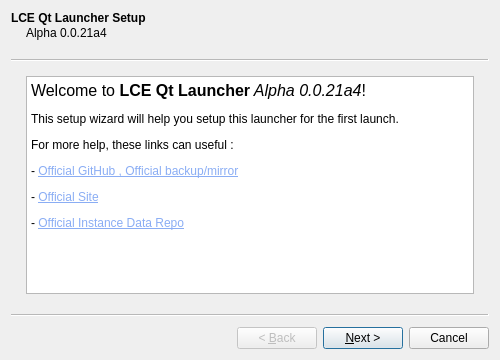
Before: the Qt Designer form src/setup.ui in xgui4/LCE-Qt-Launcher, drawn with Qt 5.
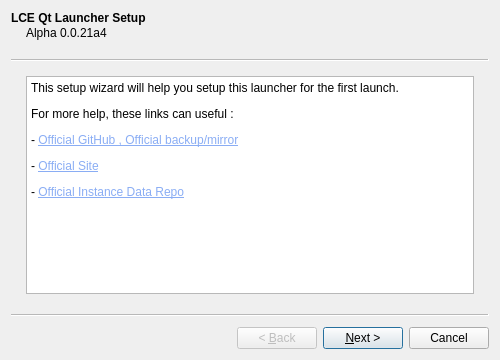
After: the same form once the commit is applied. Icons and pictures are not drawn.

Commit message: update the setup ui and add images

```diff
--- a/src/setup.ui
+++ b/src/setup.ui
@@ -47,8 +47,6 @@
 li.unchecked::marker { content: &quot;\2610&quot;; }
 li.checked::marker { content: &quot;\2612&quot;; }
 &lt;/style&gt;&lt;/head&gt;&lt;body style=&quot; font-family:'Sans Serif'; font-size:9pt; font-weight:400; font-style:normal;&quot;&gt;
-&lt;p style=&quot; margin-top:12px; margin-bottom:12px; margin-left:0px; margin-right:0px; -qt-block-indent:0; text-indent:0px;&quot;&gt;&lt;span style=&quot; font-size:12pt;&quot;&gt;Welcome to &lt;/span&gt;&lt;span style=&quot; font-size:12pt; font-weight:700;&quot;&gt;LCE Qt Launcher&lt;/span&gt;&lt;span style=&quot; font-size:12pt; font-style:italic;&quot;&gt; Alpha 0.0.21a4&lt;/span&gt;&lt;span style=&quot; font-size:12pt;&quot;&gt;!&lt;/span&gt;&lt;/p&gt;
-&lt;p style=&quot; margin-top:12px; margin-bottom:12px; margin-left:0px; margin-right:0px; -qt-block-indent:0; text-indent:0px;&quot;&gt;&lt;img src=&quot;:/assets/app.ico&quot; /&gt;&lt;/p&gt;
 &lt;p style=&quot; margin-top:12px; margin-bottom:12px; margin-left:0px; margin-right:0px; -qt-block-indent:0; text-indent:0px;&quot;&gt;This setup wizard will help you setup this launcher for the first launch.&lt;/p&gt;
 &lt;p style=&quot; margin-top:12px; margin-bottom:12px; margin-left:0px; margin-right:0px; -qt-block-indent:0; text-indent:0px;&quot;&gt;For more help, these links can useful : &lt;/p&gt;
 &lt;p style=&quot; margin-top:12px; margin-bottom:12px; margin-left:0px; margin-right:0px; -qt-block-indent:0; text-indent:0px;&quot;&gt;- &lt;a href=&quot;https://github.com/xgui4/LCE-Qt-Launcher&quot;&gt;&lt;span style=&quot; text-decoration: underline; color:#8aadf4;&quot;&gt;Official GitHub , &lt;/span&gt;&lt;/a&gt;&lt;a href=&quot;https://code.nolog.cz/xgui4/lce-qt-launcher&quot;&gt;&lt;span style=&quot; text-decoration: underline; color:#8aadf4;&quot;&gt;Official backup/mirror&lt;/span&gt;&lt;/a&gt;&lt;/p&gt;
```
The commit also changes 4 other files.
